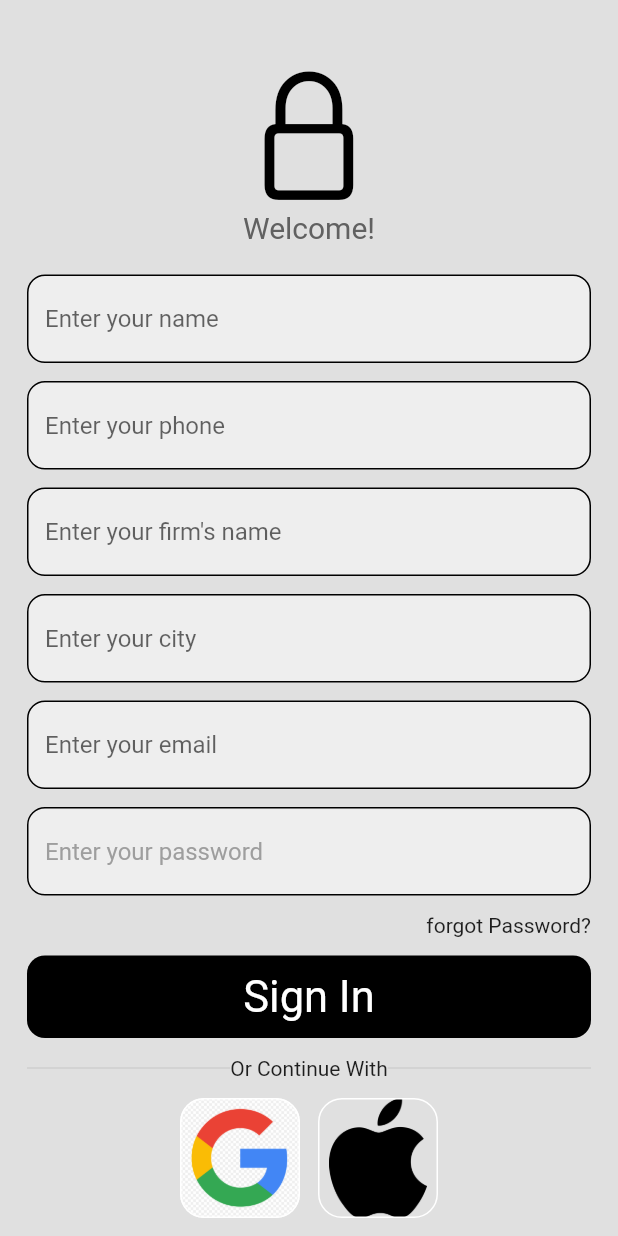
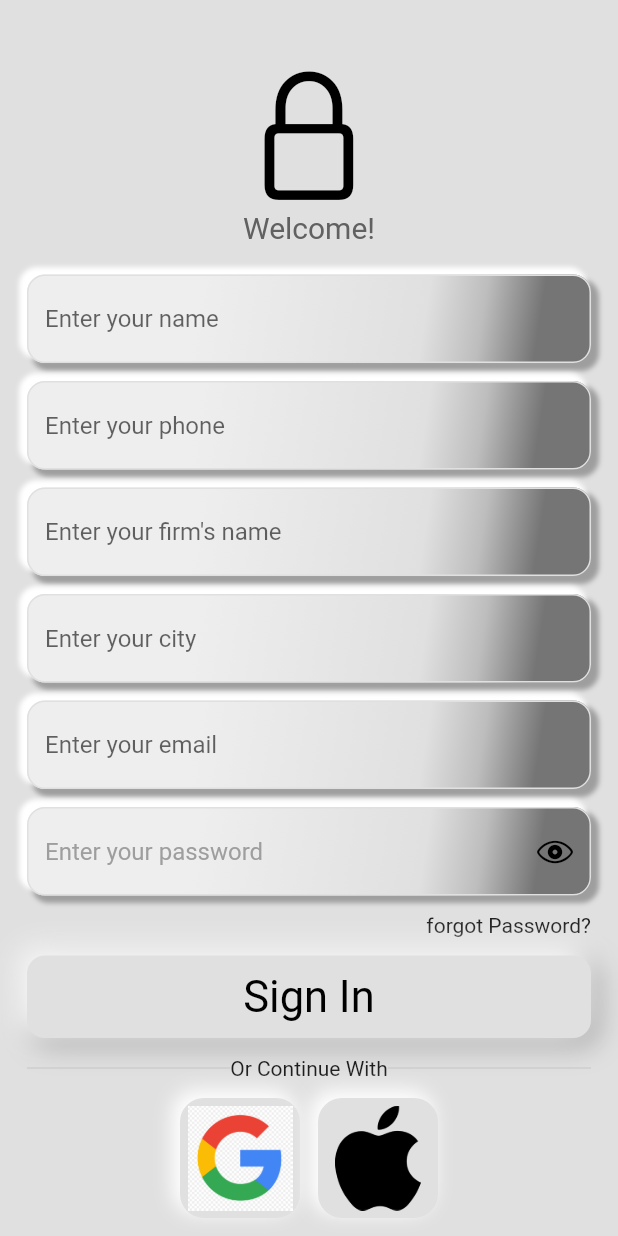
Before and after one commit to Sunny-india/wscubetech, a Flutter app: the screen it shows after launch, on a phone screen of 412 x 824 dp. Run offline on Flutter 3.47's test engine with Material 2 defaults, Android fonts, the phone set to English and light mode, and no system bars; our stand-ins replace firebase_auth, firebase_core; accounts and stored records are empty.

Commit message:
neomorphism added on button, and created custom container and TFF for the same cause

```diff
--- a/lib/login_page.dart
+++ b/lib/login_page.dart
@@ -111,7 +111,9 @@ class _LoginPageState extends State<LoginPage> {
                   const MyBox(mHeight: 20),
 
                   /// username textfield
-                  TextFormField(
+
+                  buildContainerForTFF(
+                    myChild: TextFormField(
                       controller: nameController,
                       decoration: buildInputDecoration()
                           .copyWith(hintText: 'Enter your name'),
@@ -136,48 +138,70 @@ class _LoginPageState extends State<LoginPage> {
                       },
                       autovalidateMode: AutovalidateMode.onUserInteraction,
                     ),
+                  ),
                   const MyBox(mHeight: 12),
 
                   ///phone textfield
-                  TextFormField(
+                  buildContainerForTFF(
+                    myChild: TextFormField(
                       controller: phoneController,
                       decoration: buildInputDecoration()
                           .copyWith(hintText: 'Enter your phone'),
                       keyboardType: TextInputType.number,
                     ),
+                  ),
                   const MyBox(mHeight: 12),
 
                   /// firmName textfield
-                  TextFormField(
+                  buildContainerForTFF(
+                    myChild: TextFormField(
                       controller: firmNameController,
                       decoration: buildInputDecoration()
                           .copyWith(hintText: 'Enter your firm\'s name'),
                     ),
+                  ),
                   const MyBox(mHeight: 12),
 
                   /// city textfield
-                  TextFormField(
+                  buildContainerForTFF(
+                    myChild: TextFormField(
                       controller: cityController,
                       decoration: buildInputDecoration()
                           .copyWith(hintText: 'Enter your city'),
                     ),
+                  ),
                   const MyBox(mHeight: 12),
 
                   /// email textfield
-                  TextFormField(
+                  buildContainerForTFF(
+                    myChild: TextFormField(
                       controller: emailController,
                       decoration: buildInputDecoration()
                           .copyWith(hintText: 'Enter your email'),
                     ),
+                  ),
                   const MyBox(mHeight: 12),
 
                   /// password textfield
-                  TextFormField(
+                  buildContainerForTFF(
+                    myChild: TextFormField(
                       controller: passwordController,
                       decoration: buildInputDecoration().copyWith(
                           hintText: 'Enter your password',
-                        hintStyle: TextStyle(color: Colors.grey.shade500)),
+                          hintStyle: TextStyle(color: Colors.grey.shade500),
+                          suffixIcon: IconButton(
+                            onPressed: () {
+                              setState(() {
+                                isObscured = !isObscured;
+                              });
+                            },
+                            icon: const Icon(
+                              CupertinoIcons.eye,
+                              color: Colors.black,
+                            ),
+                          )),
                       obscureText: isObscured,
+                    ),
                   ),
                   const MyBox(mHeight: 12),
 
@@ -195,7 +219,7 @@ class _LoginPageState extends State<LoginPage> {
                     buttonHeight: 55,
                     buttonWidget: const Text(
                       'Sign In',
-                      style: TextStyle(color: Colors.white, fontSize: 29),
+                      style: TextStyle(color: Colors.black, fontSize: 29),
                     ),
                   ),
                   const MyBox(mHeight: 12),
@@ -224,10 +248,11 @@ class _LoginPageState extends State<LoginPage> {
                     mainAxisAlignment: MainAxisAlignment.center,
                     children: [
                       SquareContainerForLogo(
-                        imagePath: 'assets/images/googleLogo.jpg',
+                        onTapping: signInWithGoogle,
                         myHeight: 80,
                         myWidth: 80,
-                        onTapping: signInWithGoogle,
+                        containerColor: Colors.grey.shade300,
+                        imagePath: 'assets/images/googleLogo.jpg',
                       ),
                       const MyBox(
                         mWidth: 12,
@@ -236,11 +261,12 @@ class _LoginPageState extends State<LoginPage> {
                         imagePath: 'assets/images/appleLogo.png',
                         myHeight: 80,
                         myWidth: 80,
+                        containerColor: Colors.grey.shade300,
                         onTapping: signInWithApple,
                       )
                     ],
                   ),
-                  MyBox(mHeight: 12),
+                  const MyBox(mHeight: 12),
 
                   /// not a member? register now
                 ],
@@ -252,11 +278,42 @@ class _LoginPageState extends State<LoginPage> {
     );
   }
 
+  Container buildContainerForTFF({required Widget myChild}) {
+    return Container(
+      decoration: BoxDecoration(
+        borderRadius: BorderRadius.circular(12),
+        boxShadow: [
+          BoxShadow(
+              color: Colors.grey.shade500,
+              offset: const Offset(4, 4),
+              blurRadius: 2,
+              spreadRadius: 1),
+          const BoxShadow(
+              color: Colors.white,
+              offset: Offset(-4, -4),
+              blurRadius: 2,
+              spreadRadius: 1),
+        ],
+        gradient: LinearGradient(
+            colors: [
+              Colors.grey.shade200,
+              Colors.grey.shade300,
+              Colors.grey.shade400,
+              Colors.grey.shade600
+            ],
+            begin: Alignment.topLeft,
+            end: Alignment.bottomRight,
+            stops: const [0.3, 0.7, 0.8, 0.9]),
+      ),
+      child: myChild,
+    );
+  }
+
   InputDecoration buildInputDecoration() {
     return InputDecoration(
       enabledBorder: OutlineInputBorder(
         borderRadius: BorderRadius.circular(12),
-        borderSide: const BorderSide(color: Colors.black),
+        borderSide: BorderSide(color: Colors.grey.shade300),
       ),
       focusedBorder: OutlineInputBorder(
         borderRadius: BorderRadius.circular(
@@ -268,8 +325,8 @@ class _LoginPageState extends State<LoginPage> {
         borderRadius: BorderRadius.circular(12),
         borderSide: const BorderSide(color: Colors.red),
       ),
-      fillColor: Colors.grey.shade200,
-      filled: true,
+      // fillColor: Colors.grey.shade300,
+      //filled: true,
     );
   }
 }
--- a/lib/my_widgets/my_container_for_logo.dart
+++ b/lib/my_widgets/my_container_for_logo.dart
@@ -6,27 +6,44 @@ class SquareContainerForLogo extends StatelessWidget {
       required this.myHeight,
       required this.myWidth,
       required this.imagePath,
+      required this.containerColor,
       this.onTapping});
   final String imagePath;
   final double myHeight;
   final double myWidth;
+  final Color containerColor;
   final void Function()? onTapping;
   @override
   Widget build(BuildContext context) {
     return GestureDetector(
       onTap: onTapping,
       child: Container(
-        decoration: BoxDecoration(
-            borderRadius: BorderRadius.circular(16),
-            border: Border.all(color: Colors.white),
-            image: DecorationImage(
-                image: AssetImage(
-                  imagePath,
-                ),
-                fit: BoxFit.contain)),
+        padding: const EdgeInsets.all(4),
         height: myHeight,
         width: myWidth,
-        // child: Image.asset(imagePath),
+        decoration: BoxDecoration(
+          color: containerColor,
+          borderRadius: BorderRadius.circular(16),
+          boxShadow: [
+            BoxShadow(
+                color: Colors.grey.shade300,
+                offset: const Offset(4, 4),
+                blurRadius: 10,
+                spreadRadius: 1),
+            const BoxShadow(
+                color: Colors.white,
+                offset: Offset(-4, -4),
+                blurRadius: 10,
+                spreadRadius: 1)
+          ],
+          border: Border.all(color: Colors.grey.shade300),
+          // image: DecorationImage(
+          //     image: AssetImage(
+          //       imagePath,
+          //     ),
+          //     fit: BoxFit.contain),
+        ),
+        child: Image.asset(imagePath),
       ),
     );
   }
--- a/lib/my_widgets/my_custom_button.dart
+++ b/lib/my_widgets/my_custom_button.dart
@@ -19,7 +19,21 @@ class MyButton extends StatelessWidget {
         child: Container(
           alignment: Alignment.center,
           decoration: BoxDecoration(
-              borderRadius: BorderRadius.circular(12), color: Colors.black),
+              borderRadius: BorderRadius.circular(12),
+              color: Colors.grey.shade300,
+              boxShadow: [
+                BoxShadow(
+                    color: Colors.grey.shade500,
+                    offset: const Offset(4, 4),
+                    blurRadius: 15,
+                    spreadRadius: 1),
+                const BoxShadow(
+                  color: Colors.white,
+                  offset: Offset(-4, -4),
+                  blurRadius: 15,
+                  spreadRadius: 1,
+                ),
+              ]),
           height: buttonHeight,
           width: buttonWidth,
           child: FittedBox(child: buttonWidget),
```
Lines whose indentation alone changed are shown as unchanged.
